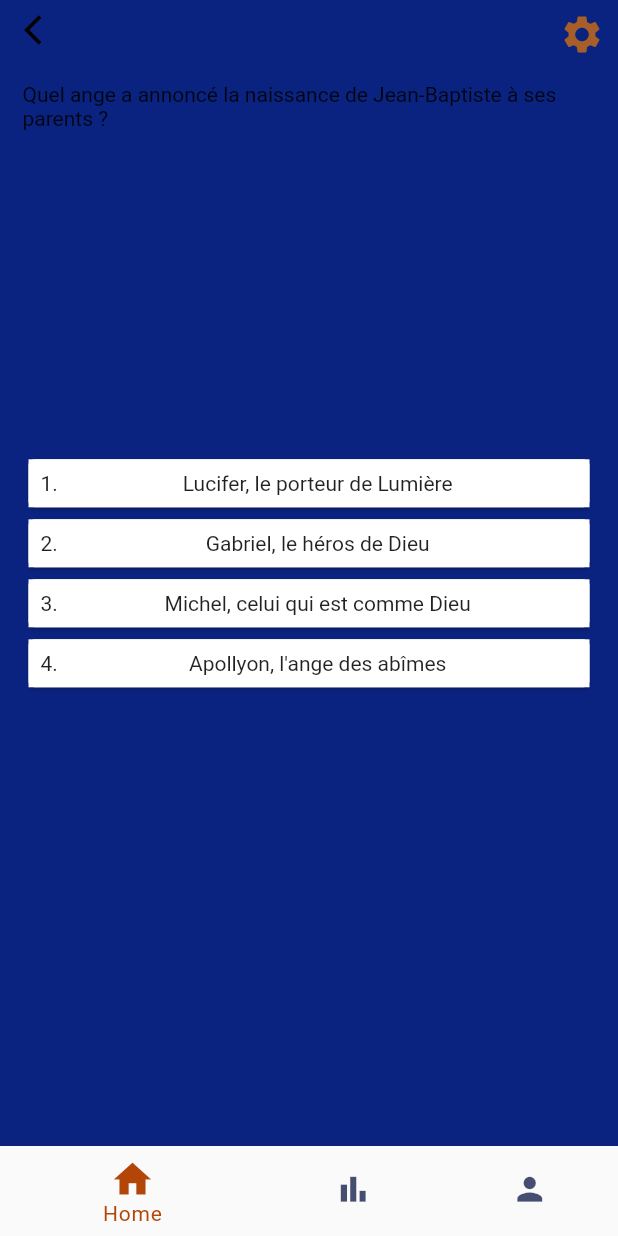
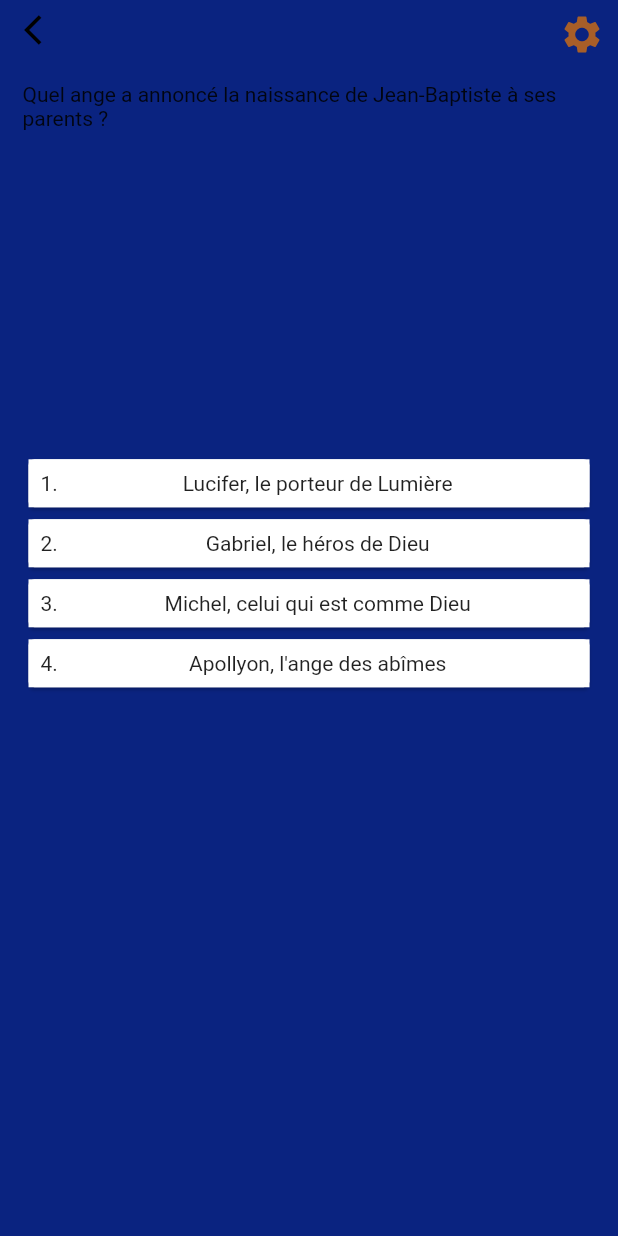
Before and after one commit to menel972/gypse-app, a Flutter app: the JeuVue screen opened directly, on a phone screen of 412 x 824 dp. Run offline on Flutter 3.47's test engine with Material 2 defaults, Android fonts, the phone set to English and light mode, and no system bars; our stand-ins replace flutter_carousel_widget; Roboto replaces fonts that are missing (NotoSansDisplay).

Commit message:
ajout de la navigation

```diff
--- a/lib/composants/cards/livre_card.dart
+++ b/lib/composants/cards/livre_card.dart
@@ -1,5 +1,6 @@
 import 'package:bible_quiz/services/enums/couleur.dart';
 import 'package:bible_quiz/styles/my_text_style.dart';
+import 'package:bible_quiz/views/jeu/jeu_vue.dart';
 import 'package:flutter/material.dart';
 
 import '../bouttons/small_button.dart';
@@ -61,7 +62,10 @@ class LivreCard extends StatelessWidget {
                       child:
                           Text(livre.toUpperCase(), style: MyTextStyle.titleM)),
                 ),
-                SmallButton(texte: 'Jouer', fonction: () {}),
+                SmallButton(
+                    texte: 'Jouer',
+                    fonction: () => Navigator.pushNamed(context, JeuVue.route,
+                        arguments: livre)),
               ],
             ),
           ),
--- a/lib/views/home/home_vue.dart
+++ b/lib/views/home/home_vue.dart
@@ -5,6 +5,8 @@ import 'package:bible_quiz/views/home/widgets/accueil.dart';
 import 'package:flutter/material.dart';
 
 class HomeVue extends StatefulWidget {
+  static const route = './';
+
   const HomeVue({Key? key}) : super(key: key);
 
   @override
--- a/lib/views/home/widgets/accueil.dart
+++ b/lib/views/home/widgets/accueil.dart
@@ -1,6 +1,7 @@
 import 'package:bible_quiz/composants/bouttons/primary_button.dart';
 import 'package:bible_quiz/composants/carousels/carousel.dart';
 import 'package:bible_quiz/services/enums/livres.dart';
+import 'package:bible_quiz/views/jeu/jeu_vue.dart';
 import 'package:flutter/material.dart';
 
 import '../../../composants/bouttons/basic_button.dart';
@@ -34,7 +35,10 @@ class Accueil extends StatelessWidget {
               crossAxisAlignment: CrossAxisAlignment.stretch,
               children: [
                 // TODO : Ajouter les navigations pour les bouttons
-                PrimaryButton(texte: 'Commencer une partie', fonction: () {}),
+                PrimaryButton(
+                    texte: 'Commencer une partie',
+                    fonction: () => Navigator.pushNamed(context, JeuVue.route,
+                        arguments: '')),
                 const SizedBox(height: 25),
                 BasicButton(texte: 'Choisir un livre', fonction: () {}),
               ],
--- a/lib/views/jeu/jeu_vue.dart
+++ b/lib/views/jeu/jeu_vue.dart
@@ -2,7 +2,10 @@ import 'package:bible_quiz/views/jeu/widgets/question_vue.dart';
 import 'package:flutter/material.dart';
 
 class JeuVue extends StatefulWidget {
-  const JeuVue({Key? key}) : super(key: key);
+  static const route = './jeu';
+  final String? livre;
+
+  const JeuVue({Key? key, this.livre}) : super(key: key);
 
   @override
   State<JeuVue> createState() => _JeuVueState();
@@ -14,20 +17,18 @@ class _JeuVueState extends State<JeuVue> {
     return Scaffold(
       appBar: AppBar(
         elevation: 0,
-        leading: const Icon(Icons.arrow_back_ios),
+        leading: IconButton(
+          onPressed: () => Navigator.pop(context),
+          icon: const Icon(Icons.arrow_back_ios),
+        ),
         actions: [
-          IconButton(icon: const Icon(Icons.settings), onPressed: () {}),
+          IconButton(
+            icon: const Icon(Icons.settings),
+            onPressed: () {},
+          ),
         ],
       ),
       body: const QuestionVue(),
-      bottomNavigationBar: BottomNavigationBar(
-        showUnselectedLabels: false,
-        items: const [
-          BottomNavigationBarItem(icon: Icon(Icons.home), label: 'Home'),
-          BottomNavigationBarItem(icon: Icon(Icons.bar_chart), label: 'Stats'),
-          BottomNavigationBarItem(icon: Icon(Icons.person), label: 'Compte'),
-        ],
-      ),
     );
   }
 }
```
Also changed, not shown: lib/composants/carousels/carousel.dart (+21 -4 lines), lib/main.dart (+13 -0 lines).
